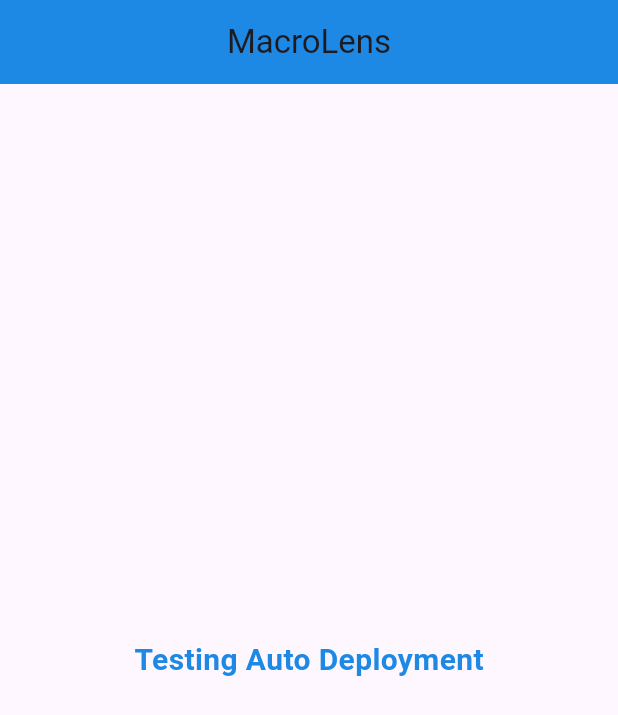
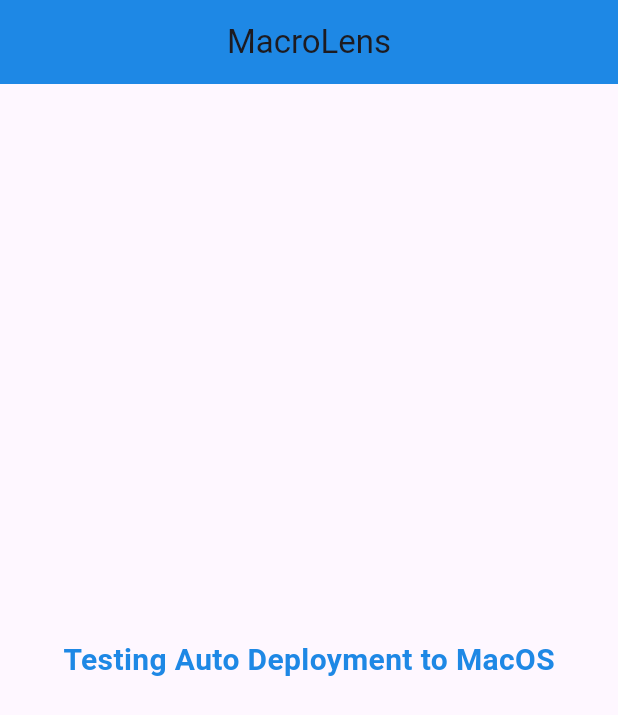
Before and after one commit to YaronVansteenkiste/MacroLens, a Flutter app: the screen it shows after launch, on a phone screen of 412 x 824 dp. Shown: the top 715 px of the screen. Run offline on Flutter 3.47's test engine with Material 3 defaults, Android fonts, the light colour scheme and no system bars.

Commit message:
01/02: testing auto deployment

```diff
--- a/lib/main.dart
+++ b/lib/main.dart
@@ -11,7 +11,7 @@
         ),
         body: Center(
           child: Text(
-            'Testing Auto Deployment',
+            'Testing Auto Deployment to MacOS',
             style: TextStyle(
               fontSize: 20.0,
               fontWeight: FontWeight.bold,
```
